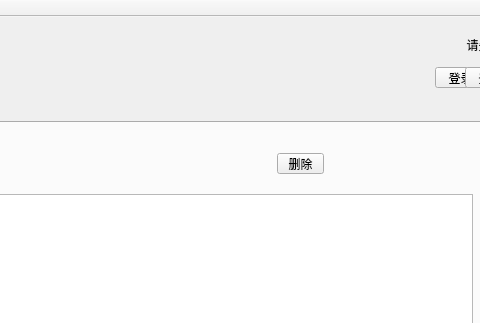
Above: CloudDriveWinClient/CloudDriveWinClient.ui from huxuan0307/CloudDriveWinClient before the change; both pictures show x 395 to 875 and y 0 to 323 of the 968 by 626 pixel window. Below: the same form after it.
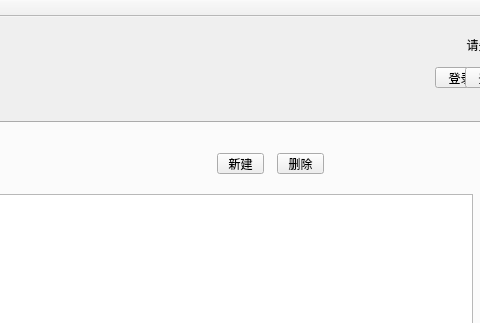
That is the form after the change.

Patch:
```diff
--- a/CloudDriveWinClient/CloudDriveWinClient.ui
+++ b/CloudDriveWinClient/CloudDriveWinClient.ui
@@ -95,6 +95,19 @@
        <string>删除</string>
       </property>
      </widget>
+     <widget class="QToolButton" name="toolButtonMKDir">
+      <property name="geometry">
+       <rect>
+        <x>540</x>
+        <y>30</y>
+        <width>47</width>
+        <height>21</height>
+       </rect>
+      </property>
+      <property name="text">
+       <string>新建</string>
+      </property>
+     </widget>
     </widget>
     <widget class="QWidget" name="tabUpload">
      <attribute name="title">
```
